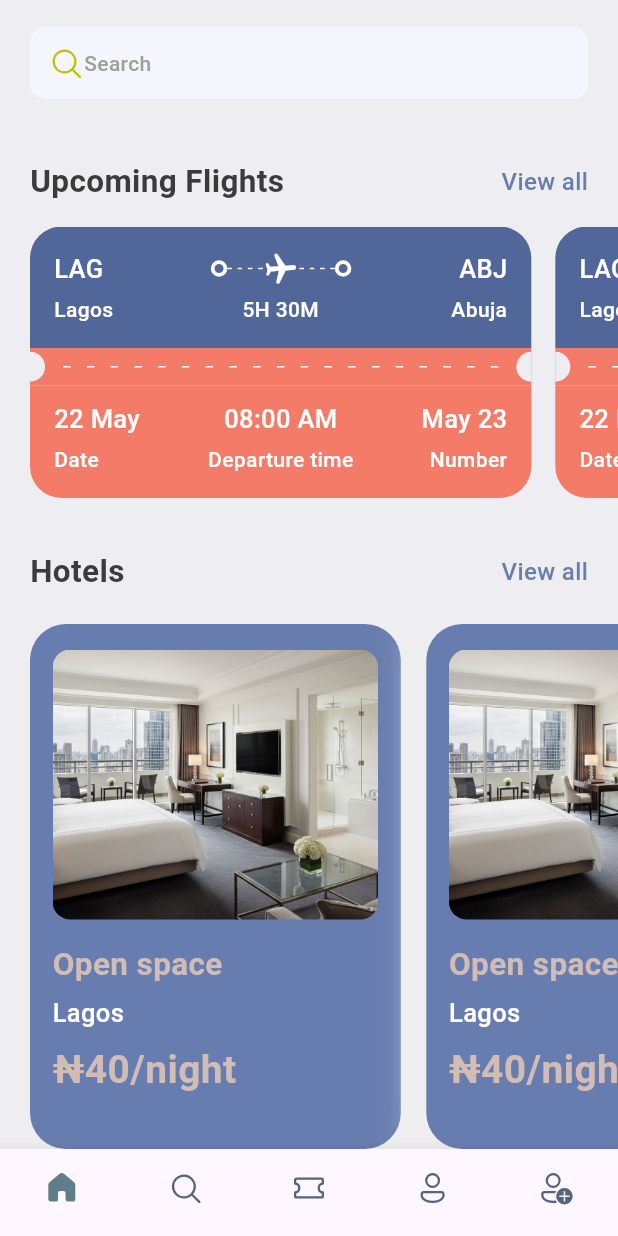
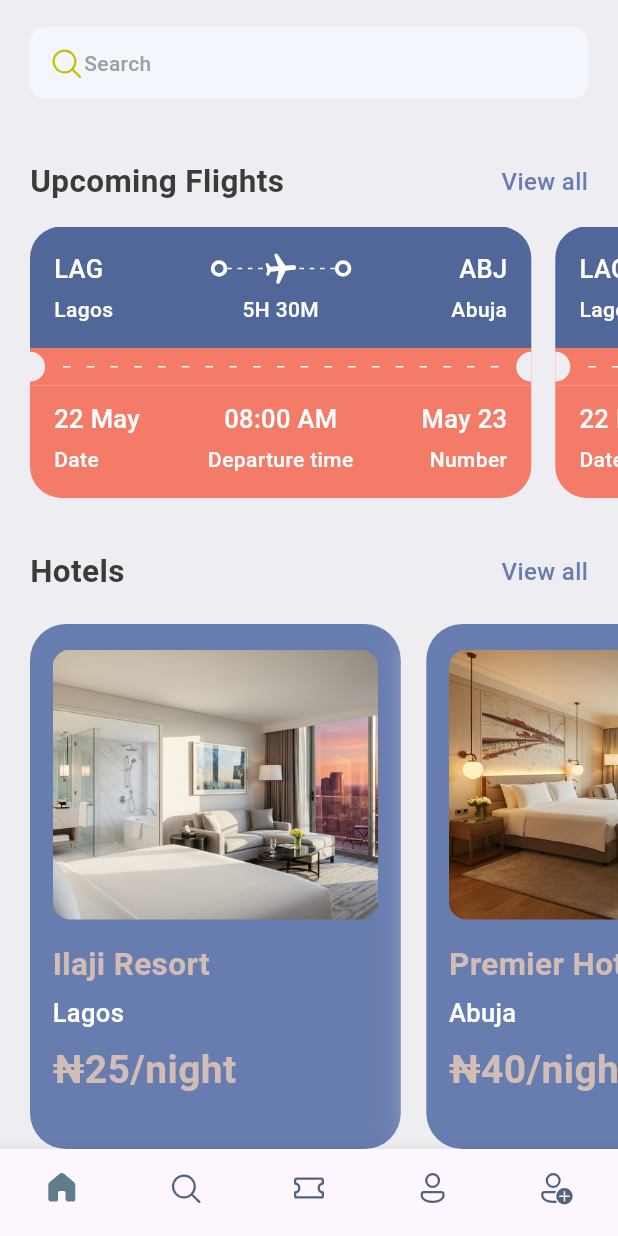
Before and after one commit to adedeni/flightBookingApp, a Flutter app: the screen it shows after launch, scrolled down 113 dp, on a phone screen of 412 x 824 dp. Run offline on Flutter 3.47's test engine with Material 3 defaults, Android fonts, the light colour scheme and no system bars; our stand-ins replace fluentui_icons, gap.

Commit message:
added images to the hotel card

```diff
--- a/lib/screens/home_screen.dart
+++ b/lib/screens/home_screen.dart
@@ -1,5 +1,6 @@
 import 'package:flightbookingapp/screens/hotel_screen.dart';
 import 'package:flightbookingapp/screens/ticket_view.dart';
+import 'package:flightbookingapp/utils/app_info_list.dart';
 import 'package:flightbookingapp/utils/styles.dart';
 import 'package:fluentui_icons/fluentui_icons.dart';
 import 'package:flutter/material.dart';
@@ -113,12 +114,8 @@ class HomeScreen extends StatelessWidget {
              scrollDirection: Axis.horizontal,
             padding: EdgeInsets.only(left: 20),
            child: Row(
-              children: [
-               HotelScreen(hotel: {},),
-               HotelScreen(hotel: {},),
-               HotelScreen(hotel: {},)
-              ],
-           )
+              children: hotelList.map((singleHotel) => HotelScreen(hotel: singleHotel)).toList()
+             )
             ) ,
         ],
       )
--- a/lib/screens/hotel_screen.dart
+++ b/lib/screens/hotel_screen.dart
@@ -9,6 +9,7 @@ class HotelScreen extends StatelessWidget {
 
   @override
   Widget build(BuildContext context) {
+   // print("hotel is ${hotel['price']}");
     final size = AppLayout.getSize(context);
     return  Container(
       width: size.width*0.6,
@@ -36,22 +37,22 @@ class HotelScreen extends StatelessWidget {
               color: Styles.primaryColor,
               image: DecorationImage(
                 fit: BoxFit.cover,
-                image: AssetImage("assets/images/hotel1.jpg"))
+                image: AssetImage("assets/images/${hotel['image']}"))
             ),
           ),
           Gap(15),
           Text(
-            "Open space",
+            "${hotel['place']}",
             style: Styles.headLineStyle2.copyWith(color: Styles.kakiColor),
           ),
           Gap(5),
             Text(
-            "Lagos",
+            "${hotel['destination']}",
             style: Styles.headLineStyle3.copyWith(color: Colors.white),
           ),
           Gap(8),
             Text(
-            "₦40/night",
+            "₦${hotel['price']}/night",
             style: Styles.headLineStyle1.copyWith(color: Styles.kakiColor),
           ),
         ],
--- a/lib/screens/ticket_view.dart
+++ b/lib/screens/ticket_view.dart
@@ -22,7 +22,8 @@ class TicketView extends StatelessWidget {
             decoration: BoxDecoration(
               color: Color(0xFF526799),
               borderRadius: BorderRadius.only(topLeft: Radius.circular(21),
-              topRight: Radius.circular(21))
+              topRight: Radius.circular(21)
+              )
             ),
             padding: EdgeInsets.all(16),
             child: Column(children: [
```
Also changed, not shown: lib/utils/app_info_list.dart (+53 -6 lines), assets/images/image1.png (deleted).
